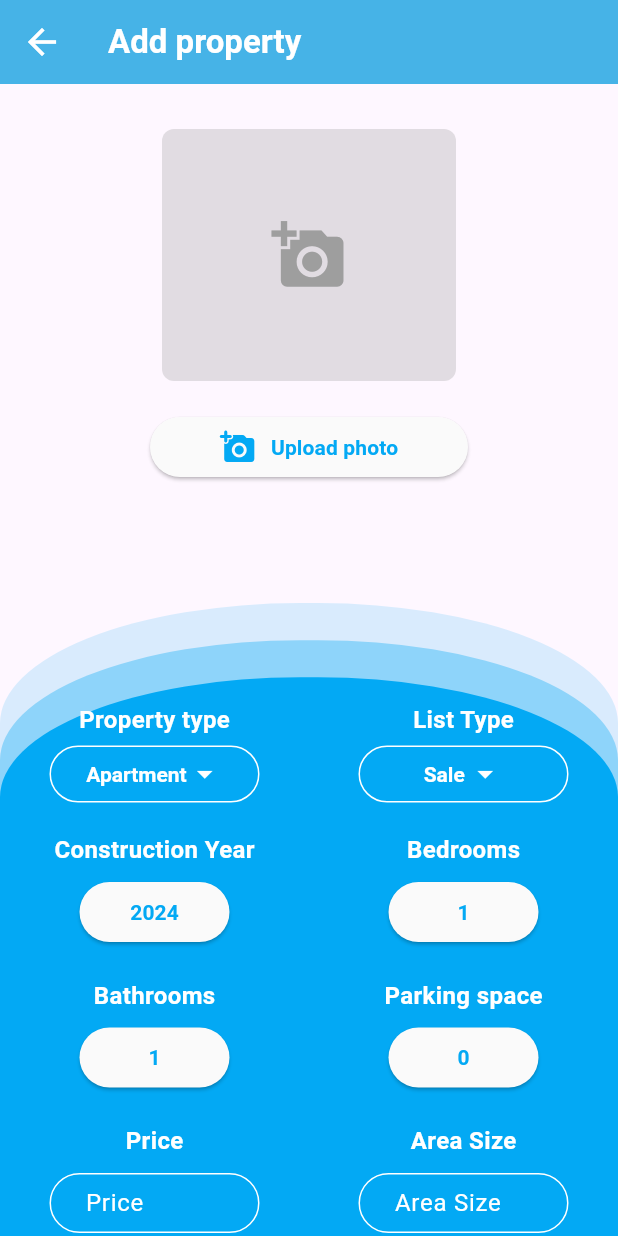
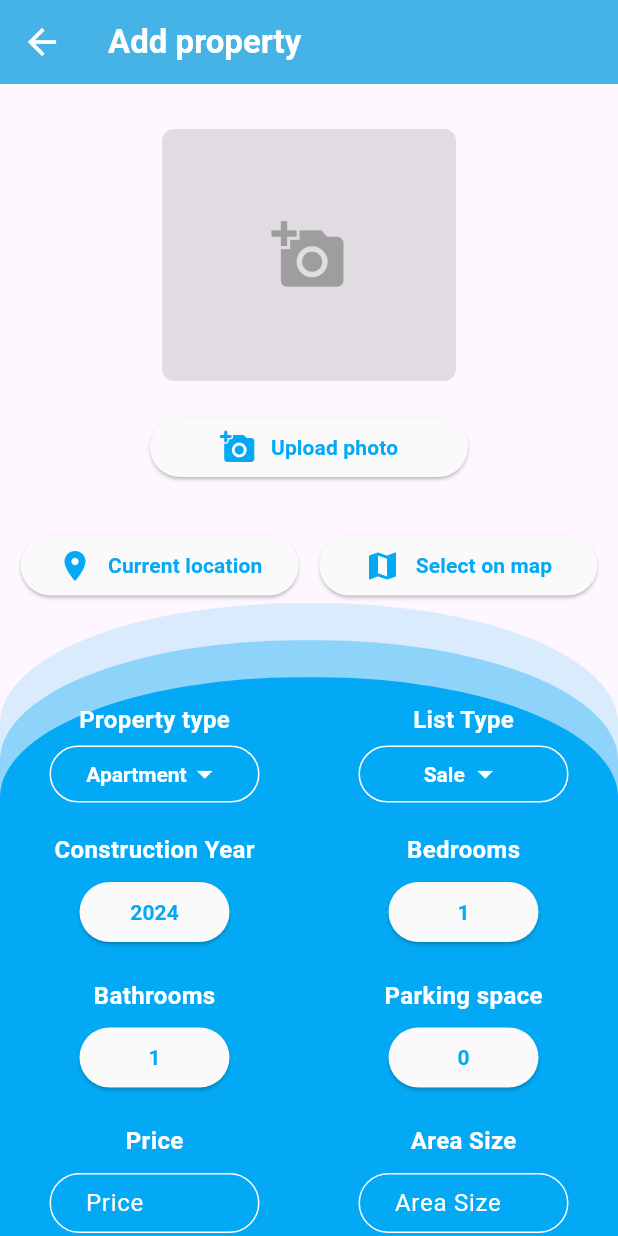
Before and after one commit to covaciuandrei/Home-Linker, a Flutter app: the NewPropertyPage screen opened by its route, on a phone screen of 412 x 824 dp. Run offline on Flutter 3.47's test engine with Material 3 defaults, Android fonts, the phone set to English and light mode, and no system bars; our stand-ins replace auto_route, cloud_firestore, equatable, firebase_auth, firebase_core, firebase_storage and 10 more; missing offline and left inert: country_flags, flutter_config; accounts and stored records are empty; generated files the repository leaves out were written again.

Commit message:
#21 added location pick possibility to both ios and android

```diff
--- a/lib/core/app_router.dart
+++ b/lib/core/app_router.dart
@@ -15,13 +15,13 @@ class AppRouter extends $AppRouter {
     AutoRoute(path: '/signup_successfully', page: SignUpSuccessfullyRoute.page),
     AutoRoute(path: '/forgot_password', page: ForgotPasswordRoute.page),
     AutoRoute(path: '/reset_password', page: ResetPasswordRoute.page),
-    AutoRoute(
-        path: '/reset_pass_done', page: ResetPasswordSuccessfullyRoute.page),
+    AutoRoute(path: '/reset_pass_done', page: ResetPasswordSuccessfullyRoute.page),
     AutoRoute(path: '/home_page', page: HomeRoute.page),
     AutoRoute(path: '/listing', page: ListingRoute.page),
     AutoRoute(path: '/profile', page: ProfileRoute.page),
     AutoRoute(path: '/settings', page: SettingsRoute.page),
     AutoRoute(path: '/new_property', page: NewPropertyRoute.page),
     AutoRoute(path: '/mail_sent', page: EmailSentSuccessfullyRoute.page),
+    AutoRoute(path: '/map_page', page: MapRoute.page),
   ];
 }
--- a/lib/cubit/new_property/new_property_states.dart
+++ b/lib/cubit/new_property/new_property_states.dart
@@ -9,8 +9,16 @@ class PropertyAddedSuccessfullyState extends BaseState {}
 class NoFileChosenState extends BaseState {}
 
 class FileUploadedState extends BaseState {
-  FileUploadedState({
-    required this.imageFile,
-  });
+  FileUploadedState({required this.imageFile});
+
   final File? imageFile;
 }
+
+class LocationPickedState extends BaseState {
+  LocationPickedState({required this.location});
+
+  final PlaceLocation location;
+
+  @override
+  List<Object?> get props => [location];
+}
--- a/lib/data/remote/property/property_source.dart
+++ b/lib/data/remote/property/property_source.dart
@@ -1,7 +1,10 @@
+import 'dart:convert';
+
 import 'package:cloud_firestore/cloud_firestore.dart';
 import 'package:homelinker/data/mappers/property_mapper.dart';
 import 'package:homelinker/data/remote/property/property_dto.dart';
 import 'package:homelinker/data/remote_source_names.dart';
+import 'package:homelinker/models/place_location.dart';
 import 'package:homelinker/models/property.dart';
 import 'package:injectable/injectable.dart';
 
@@ -13,18 +16,20 @@ class PropertySource {
   final PropertyMapper _propertyMapper;
 
   CollectionReference<PropertyDto> get _collectionRef =>
-      FirebaseFirestore.instance
-          .collection(RemoteSourceNames.properties)
-          .withConverter<PropertyDto>(
-            fromFirestore: (snapshots, _) =>
-                PropertyDto.fromJson(snapshots.data()!),
+      FirebaseFirestore.instance.collection(RemoteSourceNames.properties).withConverter<PropertyDto>(
+            fromFirestore: (snapshots, _) => PropertyDto.fromJson(snapshots.data()!),
             toFirestore: (user, _) => user.toJson(),
           );
 
   Future<List<Property>> getAll() async {
     final querySnapshot = await _collectionRef.get();
+
     final propertyDtos = querySnapshot.docs.map((doc) {
       final data = doc.data();
+      final String locationJsonString = data.location;
+      final Map<String, dynamic> jsonMap = jsonDecode(locationJsonString);
+      final PlaceLocation location = PlaceLocation.fromJson(jsonMap);
+
       return PropertyDto(
         id: doc.id,
         data.areaSize,
@@ -34,7 +39,7 @@ class PropertySource {
         data.description,
         data.imageId,
         data.listingType,
-        data.location,
+        location.address,
         data.ownerEmail,
         data.ownerName,
         data.parkingSpaces,
--- a/lib/main.dart
+++ b/lib/main.dart
@@ -2,6 +2,8 @@ import 'package:firebase_auth/firebase_auth.dart';
 import 'package:firebase_core/firebase_core.dart';
 import 'package:flutter/material.dart';
 import 'package:flutter_bloc/flutter_bloc.dart';
+import 'package:flutter_config/flutter_config.dart';
+import 'package:flutter_dotenv/flutter_dotenv.dart';
 import 'package:flutter_gen/gen_l10n/app_localizations.dart';
 import 'package:flutter_localizations/flutter_localizations.dart';
 import 'package:homelinker/core/app_router.dart';
@@ -23,6 +25,8 @@ import 'package:homelinker/data/secure_storage/secure_storage_source.dart';
 import 'package:intl/intl.dart';
 
 void main() async {
+  await dotenv.load(fileName: "lib/.env");
+  await FlutterConfig.loadEnvVariables();
   WidgetsFlutterBinding.ensureInitialized();
   await Firebase.initializeApp();
   configureDependencies();
--- /dev/null
+++ b/lib/models/place_location.dart
@@ -0,0 +1,31 @@
+import 'package:google_maps_flutter/google_maps_flutter.dart';
+
+class PlaceLocation {
+  const PlaceLocation({
+    required this.latLng,
+    required this.address,
+  });
+
+  final LatLng latLng;
+  final String address;
+
+  Map<String, dynamic> toJson() {
+    return {
+      'latLng': {
+        'latitude': latLng.latitude,
+        'longitude': latLng.longitude,
+      },
+      'address': address,
+    };
+  }
+
+  factory PlaceLocation.fromJson(Map<String, dynamic> json) {
+    return PlaceLocation(
+      latLng: LatLng(
+        json['latLng']['latitude'],
+        json['latLng']['longitude'],
+      ),
+      address: json['address'],
+    );
+  }
+}
--- a/lib/presentation/pages/new_property/new_property_page.dart
+++ b/lib/presentation/pages/new_property/new_property_page.dart
@@ -1,12 +1,16 @@
+import 'dart:convert';
 import 'dart:io';
 
 import 'package:auto_route/auto_route.dart';
 import 'package:flutter/material.dart';
 import 'package:flutter_bloc/flutter_bloc.dart';
 import 'package:flutter_gen/gen_l10n/app_localizations.dart';
+import 'package:google_maps_flutter/google_maps_flutter.dart';
+import 'package:homelinker/core/app_router.gr.dart';
 import 'package:homelinker/cubit/base_state.dart';
 import 'package:homelinker/cubit/home/home_cubit.dart';
 import 'package:homelinker/cubit/new_property/new_property_cubit.dart';
+import 'package:homelinker/models/place_location.dart';
 import 'package:homelinker/models/property.dart';
 import 'package:homelinker/presentation/widgets/blue_shadow_background.dart';
 import 'package:homelinker/presentation/widgets/dropdown_picker.dart';
@@ -36,6 +40,11 @@ class _NewPropertyPageState extends State<NewPropertyPage> {
   final priceTextController = TextEditingController();
   final areaTextController = TextEditingController();
   final descriptionTextController = TextEditingController();
+
+  Widget content = const Text('No location chosen.');
+
+  PlaceLocation? _location;
+  LatLng? pickedLocation;
 
   @override
   void initState() {
@@ -67,6 +76,8 @@ class _NewPropertyPageState extends State<NewPropertyPage> {
         if (state is FileUploadedState) {
           _selectedImage = state.imageFile;
           _isButtonEnabled = true;
+        } else if (state is LocationPickedState) {
+          _location = state.location;
         }
         return LoadingScreen(
           loading: state is PendingState,
@@ -111,6 +122,38 @@ class _NewPropertyPageState extends State<NewPropertyPage> {
                                   text: AppLocalizations.of(context).uploadPhoto,
                                   icon: Icons.add_a_photo_rounded,
                                 ),
+                              ),
+                              const SizedBox(
+                                height: 10,
+                              ),
+                              _location != null ? Text(_location!.address) : const Text(''),
+                              Row(
+                                mainAxisAlignment: MainAxisAlignment.spaceEvenly,
+                                children: [
+                                  MainButton(
+                                    width: MediaQuery.of(context).size.width * 0.45,
+                                    onPressed: () => BlocProvider.of<NewPropertyCubit>(context).getCurrentLocation(),
+                                    icon: Icons.location_on,
+                                    text: 'Current location',
+                                  ),
+                                  MainButton(
+                                    width: MediaQuery.of(context).size.width * 0.45,
+                                    onPressed: () async {
+                                      if (_location == null) {
+                                        pickedLocation = await AutoRouter.of(context).push(MapRoute()) as LatLng?;
+                                      } else {
+                                        pickedLocation = await AutoRouter.of(context)
+                                            .push(MapRoute(location: _location!)) as LatLng?;
+                                      }
+
+                                      // ignore: use_build_context_synchronously
+                                      await BlocProvider.of<NewPropertyCubit>(context).getSelectedLocation(
+                                          coordonate: LatLng(pickedLocation!.latitude, pickedLocation!.longitude));
+                                    },
+                                    icon: Icons.map,
+                                    text: 'Select on map',
+                                  ),
+                                ],
                               ),
                             ],
                           ),
@@ -428,7 +471,7 @@ class _NewPropertyPageState extends State<NewPropertyPage> {
                                       description: descriptionTextController.text,
                                       selectedImage: _selectedImage!,
                                       listingType: listingType,
-                                      location: AppLocalizations.of(context).location,
+                                      location: jsonEncode(_location!.toJson()),
                                       parkingSpaces: parkingSpaces,
                                       price: double.parse(priceTextController.text),
                                       propertyType: propertyType,
```
Also changed, not shown: lib/cubit/new_property/new_property_cubit.dart (+92 -8 lines), lib/presentation/pages/map_page.dart (added, +65 -0 lines), lib/presentation/widgets/location_input.dart (added, +25 -0 lines), pubspec.yaml (+6 -1 lines), lib/core/app_router.gr.dart, 8 other files.
